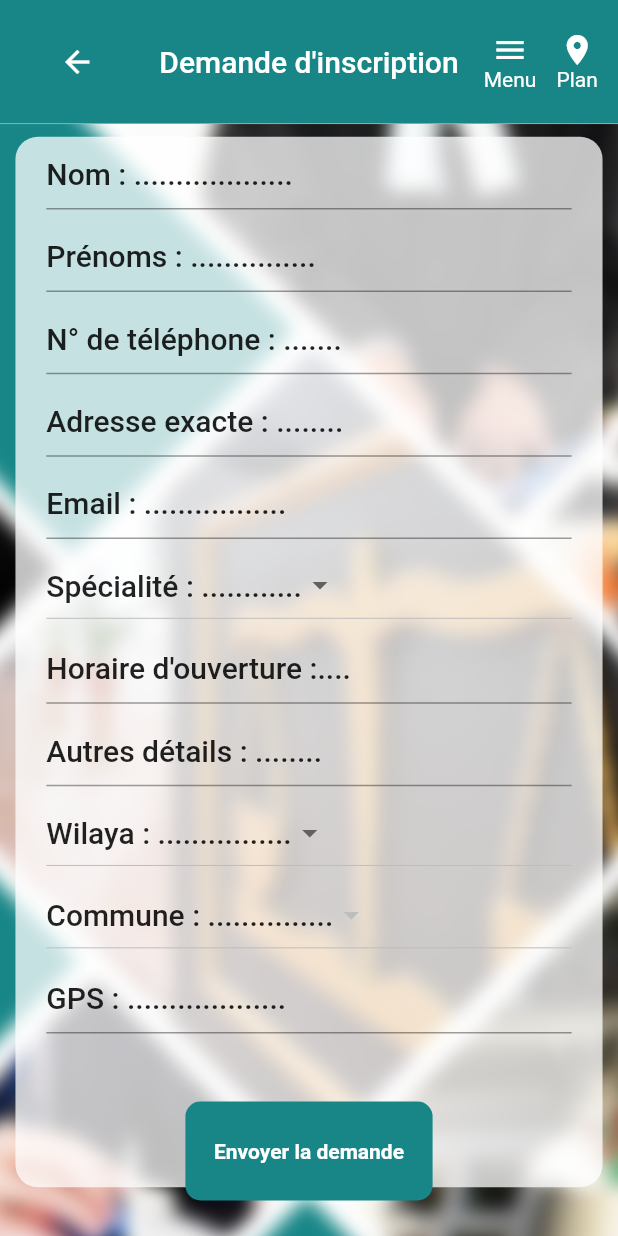
After one commit to kacemws/justice_dz, a Flutter app: the SignupScreen screen opened by its route, on a phone screen of 412 x 824 dp. The commit adds this screen. Run offline on Flutter 3.47's test engine with Material 2 defaults, Android fonts, the phone set to English and light mode, and no system bars; our stand-ins replace cloud_firestore, flare_flutter, shared_preferences; accounts and stored records are empty.

Commit message:
added a signup screen and a custom app bar

```diff
--- a/lib/main.dart
+++ b/lib/main.dart
@@ -4,6 +4,7 @@ import 'package:justice_dz/models/Justicedz.dart';
 import 'package:justice_dz/presentation/screens/LandingPage.dart';
 import 'package:justice_dz/presentation/screens/MainHomePage.dart';
 import 'package:justice_dz/presentation/screens/Settings.dart';
+import 'package:justice_dz/presentation/screens/SignupScreen.dart';
 import 'package:justice_dz/presentation/screens/SplashScreen.dart';
 import 'package:provider/provider.dart';
 
@@ -68,6 +69,7 @@ class MyApp extends StatelessWidget {
         routes: {
           '/' : (context)=> SplashScreen(),
           MainHomePage.route : (context) => MainHomePage(),
+          SignupScreen.route : (context) =>SignupScreen(),
           PersonDetails.route : (context)=> PersonDetails(),
           Settings.route : (context)=> Settings()
         },
--- a/lib/presentation/screens/LandingPage.dart
+++ b/lib/presentation/screens/LandingPage.dart
@@ -8,6 +8,7 @@ import 'package:justice_dz/models/data/Commune.dart';
 import 'package:justice_dz/models/data/Wilaya.dart';
 import 'package:justice_dz/presentation/items/CatItem.dart';
 import 'package:justice_dz/presentation/screens/MainHomePage.dart';
+import 'package:justice_dz/presentation/screens/SignupScreen.dart';
 import 'package:justice_dz/presentation/tools/CustomDrawer.dart';
 import 'package:provider/provider.dart';
 
@@ -260,7 +261,13 @@ class _LandingPageState extends State<LandingPage> {
   }
 
     Widget signupButton(double _height, double _width){
-    return Container(
+    return GestureDetector(
+      onTap: (){
+        Navigator.of(context).pushNamed(
+          SignupScreen.route
+        );
+      },
+      child: Container(
 
         height: _height * 0.075,
         width: _width * 0.8,
@@ -283,6 +290,7 @@ class _LandingPageState extends State<LandingPage> {
               color: Theme.of(context).primaryColor
             ),
           )
+        ),
       ),
     );
   }
--- /dev/null
+++ b/lib/presentation/screens/SignupScreen.dart
@@ -0,0 +1,331 @@
+
+import 'package:flutter/material.dart';
+import 'package:justice_dz/models/Justicedz.dart';
+import 'package:justice_dz/models/data/Categorie.dart';
+import 'package:justice_dz/models/data/Commune.dart';
+import 'package:justice_dz/models/data/Wilaya.dart';
+import 'package:justice_dz/presentation/tools/CustomAppBar.dart';
+import 'package:justice_dz/presentation/tools/CustomDrawer.dart';
+import 'package:provider/provider.dart';
+
+class SignupScreen extends StatefulWidget {
+  static final String route = "/signup-screen";
+  @override
+  _SignupScreenState createState() => _SignupScreenState();
+}
+
+class _SignupScreenState extends State<SignupScreen> {
+
+  Map<String,String> values = {
+    "nom" : "",
+    "prenom" : "",
+    "tel" : "",
+    "adresse" : "",
+    "email" : "",
+    "horaire" : "",
+    "details" : ""
+  };
+
+  Categorie selectedCat = null;
+  Wilaya selectedWilaya = null;
+  Commune selectedCom = null;
+
+  setSpecialite(Categorie cat){
+    setState(() {
+      this.selectedCat = cat;
+    });
+  }
+  setWilaya(Wilaya wilaya){
+    setState(() {
+      this.selectedWilaya = wilaya;
+    });
+  }
+  setCommune(Commune commune){
+    setState(() {
+      this.selectedCom = commune;
+    });
+  }
+
+  final GlobalKey<ScaffoldState> _scaffoldKey = new GlobalKey<ScaffoldState>();
+
+  final FocusNode prenom = FocusNode();
+  final FocusNode tel = FocusNode();
+  final FocusNode adresse = FocusNode();
+  final FocusNode email = FocusNode();
+  final FocusNode horaire = FocusNode();
+  final FocusNode details = FocusNode();
+  final FocusNode gps = FocusNode();
+
+  @override
+  Widget build(BuildContext context) {
+
+    var provider = Provider.of<Justicedz>(context);
+    var cats = provider.allCategories();
+    var wilayas = provider.allWilayas();
+
+
+    var _height = MediaQuery.of(context).size.height - MediaQuery.of(context).padding.top - MediaQuery.of(context).padding.bottom;
+    var _width = MediaQuery.of(context).size.width;
+
+    return SafeArea(
+
+      left: true,
+      right : true,
+      bottom : true,
+      top : true,
+
+      child: Scaffold(
+        key: _scaffoldKey,
+        backgroundColor: Colors.grey[50],
+        drawer: CustomDrawer(),
+
+        body: Container(
+          height: _height,
+          width: _width,
+
+          child: SingleChildScrollView(
+            child: Stack(
+              children: <Widget>[
+
+                Column(
+                  children: <Widget>[
+
+                    SizedBox(
+                      width: _width,
+                      height: _height *0.1,
+                    ),
+
+                    Image.asset(
+                      "assets/justice-b.jpg",
+                      height: _height *0.9,
+                      width: _width,
+                      fit: BoxFit.cover,
+                    ),
+
+                  ],
+                ),
+
+                Column(
+                  children: <Widget>[
+
+                    CustomAppBar(width: _width, height: _height, scaffoldKey: _scaffoldKey,),
+
+                    Stack(
+
+                      alignment: Alignment.bottomCenter,
+
+                      children: <Widget>[
+
+                        Container(
+
+                          width: _width,
+                          height: _height*0.85,
+
+                          margin: EdgeInsets.symmetric(
+                            horizontal: _width * 0.025,
+                            vertical: (_height *0.85) *0.0125
+                          ),
+
+                          decoration: BoxDecoration(
+                            color: Colors.white.withOpacity(0.75),
+                            borderRadius: BorderRadius.circular(15)
+                          ),
+
+                          child: Form(
+                            child: SingleChildScrollView(
+                              child: Column(
+                                // mainAxisAlignment: MainAxisAlignment.center,
+                                crossAxisAlignment: CrossAxisAlignment.center,
+                                children: <Widget>[
+                                  container(_height, _width, "Nom : ...................",null,prenom),
+                                  container(_height, _width, "Prénoms : ...............", prenom, tel),
+                                  container(_height, _width, "N° de téléphone : .......", tel, adresse),
+                                  container(_height, _width, "Adresse exacte : ........", adresse, email),
+                                  container(_height, _width, "Email : .................", email,horaire),
+                                  dropDown(_height, _width, cats, selectedCat, setSpecialite),
+                                  container(_height, _width, "Horaire d'ouverture :....", horaire,details),
+                                  container(_height, _width, "Autres détails : ........", details,gps),
+                                  dropDownWilaya(_height, _width, wilayas, selectedWilaya, setWilaya),
+                                  dropDownCommune(_height, _width, selectedWilaya, selectedCom, setCommune),
+                                  container(_height, _width, "GPS : ...................", gps),
+                                ],
+                              ),
+                            ),
+                          ),
+                        ),
+
+                        submitButton(_height, _width)
+                      ],
+                    ),
+                  ],
+                ),
+
+              ],
+            ),
+          ),
+        ),
+      ),
+    );
+  }
+
+  Widget container(double height, double width, String hintText, [FocusNode currentNode, FocusNode nextNode]){
+    return Container(
+      height: (height * 0.85) /13,
+      width: width,
+      // color: Colors.red,
+      margin: EdgeInsets.symmetric(
+        horizontal: width * 0.05,
+        vertical: (height * 0.85) *0.00075
+      ),
+      child: TextFormField(
+
+        focusNode: currentNode,
+
+        cursorColor: Theme.of(context).primaryColor,
+
+        decoration: InputDecoration(
+
+          hintText: hintText,
+
+          hintStyle: Theme.of(context).textTheme.title.copyWith(
+            // color: Theme.of(context).primaryColor,
+          ),
+
+        ),
+
+        onFieldSubmitted: (_){
+          FocusScope.of(context).requestFocus(nextNode);// move to the other textfield
+        },
+
+        validator: (value){
+          if(value.isEmpty) return "Veuillez Introduire Un Nom Valide";
+          return null;
+        },
+
+        onSaved: (value){
+          this.values[""] = value;
+        },
+
+        keyboardType: (hintText.contains("N° de téléphone")) ? TextInputType.phone : hintText.contains("Email") ? TextInputType.emailAddress  : TextInputType.text,
+        textInputAction: hintText.contains("GPS")? TextInputAction.done : TextInputAction.next,
+      ),
+    );
+  }
+
+  Widget dropDown(double height, double width, List<Categorie> cats, Categorie selected, Function handler){
+
+    return Container(
+
+      height: (height * 0.85) /13,
+      width: width,
+      // color: Colors.red,
+      margin: EdgeInsets.symmetric(
+        horizontal: width * 0.05,
+        vertical: (height * 0.85) * 0.00075
+      ),
+
+      child: DropdownButton<Categorie>(
+
+        hint: Text("Spécialité : ............", style: Theme.of(context).textTheme.title, textAlign: TextAlign.start),
+        value:selected,
+
+        onChanged: (value){
+          handler(value);
+        },
+
+        items: cats.map((Categorie cat){
+          return DropdownMenuItem<Categorie>(
+            value: cat,
+            child: Text(cat.nom, style: Theme.of(context).textTheme.title)
+          );
+        }).toList(),
+
+      )
+    );
+  }
+
+  Widget dropDownWilaya(double height, double width, List<Wilaya> wilayas, Wilaya selected, Function handler){
+
+    return Container(
+
+      height: (height * 0.85) /13,
+      width: width,
+      // color: Colors.red,
+      margin: EdgeInsets.symmetric(
+        horizontal: width * 0.05,
+        vertical: (height * 0.85) *0.00075
+      ),
+
+      child: DropdownButton<Wilaya>(
+
+        hint: Text("Wilaya : ................", style: Theme.of(context).textTheme.title, textAlign: TextAlign.start),
+        value:selected,
+
+        onChanged: (value){
+          handler(value);
+        },
+
+        items: wilayas.map((Wilaya wilaya){
+          return DropdownMenuItem<Wilaya>(
+            value: wilaya,
+            child: Text(wilaya.nom, style: Theme.of(context).textTheme.title)
+          );
+        }).toList(),
+
+      )
+    );
+  }
+
+  Widget dropDownCommune(double height, double width, Wilaya selected, Commune selectedCom, Function handler){
+
+    return Container(
+
+      height: (height * 0.85) /13,
+      width: width,
+      // color: Colors.red,
+      margin: EdgeInsets.symmetric(
+        horizontal: width * 0.05,
+        vertical: (height * 0.85) *0.00075
+      ),
+
+      child: DropdownButton<Commune>(
+        hint: Text("Commune : ...............", style: Theme.of(context).textTheme.title, textAlign: TextAlign.start),
+        value:selectedCom,
+
+        onChanged: (value){
+          handler(value);
+        },
+
+        items: selected == null? [] : selected.communes.map((Commune commune){
+          return DropdownMenuItem<Commune>(
+            value: commune,
+            child: Text(commune.nom, style: Theme.of(context).textTheme.title)
+          );
+        }).toList(),
+
+      )
+    );
+  }
+
+  Widget submitButton(double height, double width){
+    return Container(
+
+      height: (height * 0.8) *0.1,
+      width: width *0.4,
+      margin: EdgeInsets.only(
+        top: (height * 0.85)*0.025
+      ),
+      decoration: BoxDecoration(
+
+        color: Theme.of(context).primaryColor,
+        borderRadius: BorderRadius.circular(10)
+      ),
+
+      child: FittedBox(
+        fit : BoxFit.scaleDown,
+        child: Text("Envoyer la demande", style: TextStyle(color: Colors.white,fontWeight: FontWeight.bold),),
+      ),
+
+    );
+  }
+}
--- /dev/null
+++ b/lib/presentation/tools/CustomAppBar.dart
@@ -0,0 +1,94 @@
+import 'package:flutter/material.dart';
+
+class CustomAppBar extends StatelessWidget {
+
+  const CustomAppBar({
+    @required double width,
+    @required double height,
+    @required this.scaffoldKey
+  }) : _width = width, _height = height;
+
+  final double _width;
+  final double _height;
+  final GlobalKey<ScaffoldState> scaffoldKey;
+
+  @override
+  Widget build(BuildContext context) {
+    return Container(
+      width: _width,
+      height: _height *0.1,
+      color: Theme.of(context).primaryColor,
+      child: Row(
+        mainAxisAlignment: MainAxisAlignment.spaceEvenly,
+        crossAxisAlignment: CrossAxisAlignment.center,
+
+        children: <Widget>[
+
+          Container(
+            width: _width *0.25,
+            height: _height *0.1,
+            child: IconButton(
+              icon: Icon(Icons.arrow_back, color: Colors.white),
+              onPressed: (){
+                Navigator.of(context).pop();
+              }
+            ),
+          ),
+
+          Expanded(
+            child: Center(
+              child: FittedBox(
+                fit: BoxFit.scaleDown,
+                child: Text("Demande d'inscription", style: Theme.of(context).textTheme.title.copyWith(color: Colors.white),),
+              ),
+            )
+          ),
+
+          Container(
+            width: _width *0.25,
+            height: _height *0.1,
+            // color: Colors.white,
+
+            child: Row(
+              mainAxisAlignment: MainAxisAlignment.spaceEvenly,
+              crossAxisAlignment: CrossAxisAlignment.center,
+              children: <Widget>[
+
+                GestureDetector(
+                  onTap: (){
+                    scaffoldKey.currentState.openDrawer();
+                  },
+                  child: Column(
+                    crossAxisAlignment: CrossAxisAlignment.center,
+                    mainAxisAlignment: MainAxisAlignment.center,
+                    children: <Widget>[
+                      Icon(Icons.menu, color: Colors.white,),
+                      Text("Menu",style: TextStyle(color:Colors.white),)
+                    ],
+                  ),
+                ),
+
+                GestureDetector(
+                  onTap: (){
+
+                  },
+                  child: Column(
+                    crossAxisAlignment: CrossAxisAlignment.center,
+                    mainAxisAlignment: MainAxisAlignment.center,
+                    children: <Widget>[
+                      Icon(Icons.place, color: Colors.white,),
+                      Text("Plan",style: TextStyle(color:Colors.white),)
+                    ],
+                  ),
+                ),
+
+
+              ],
+            ),
+          ),
+        ],
+
+      ),
+    );
+  }
+}
```
Lines whose indentation alone changed are shown as unchanged.
